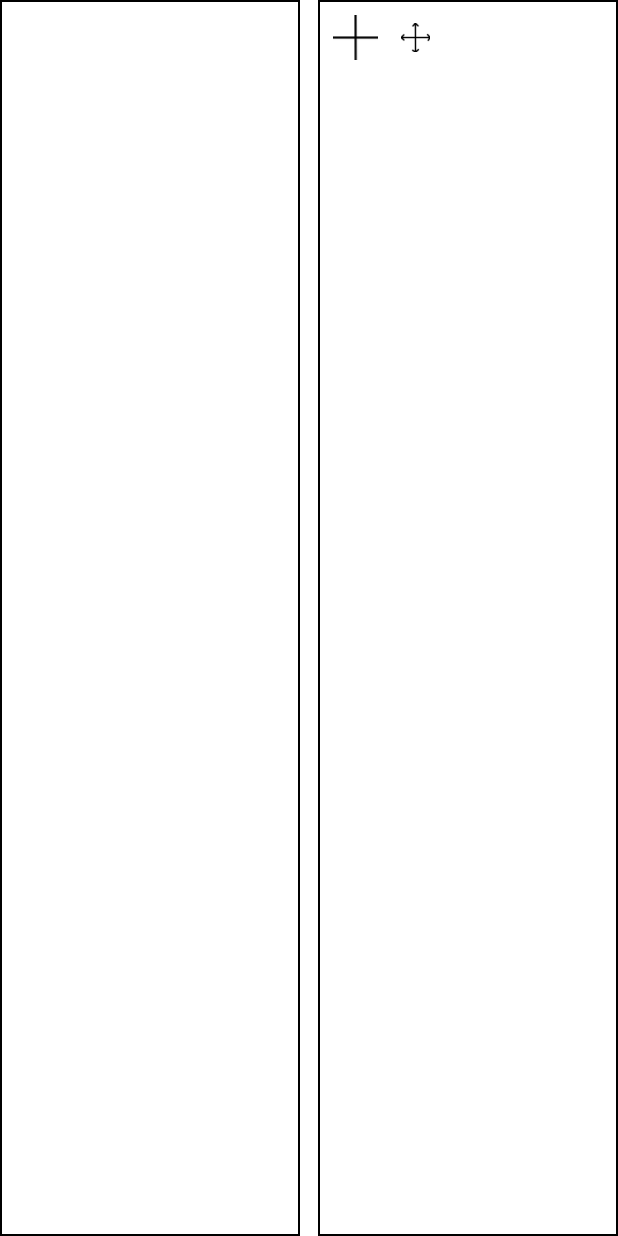
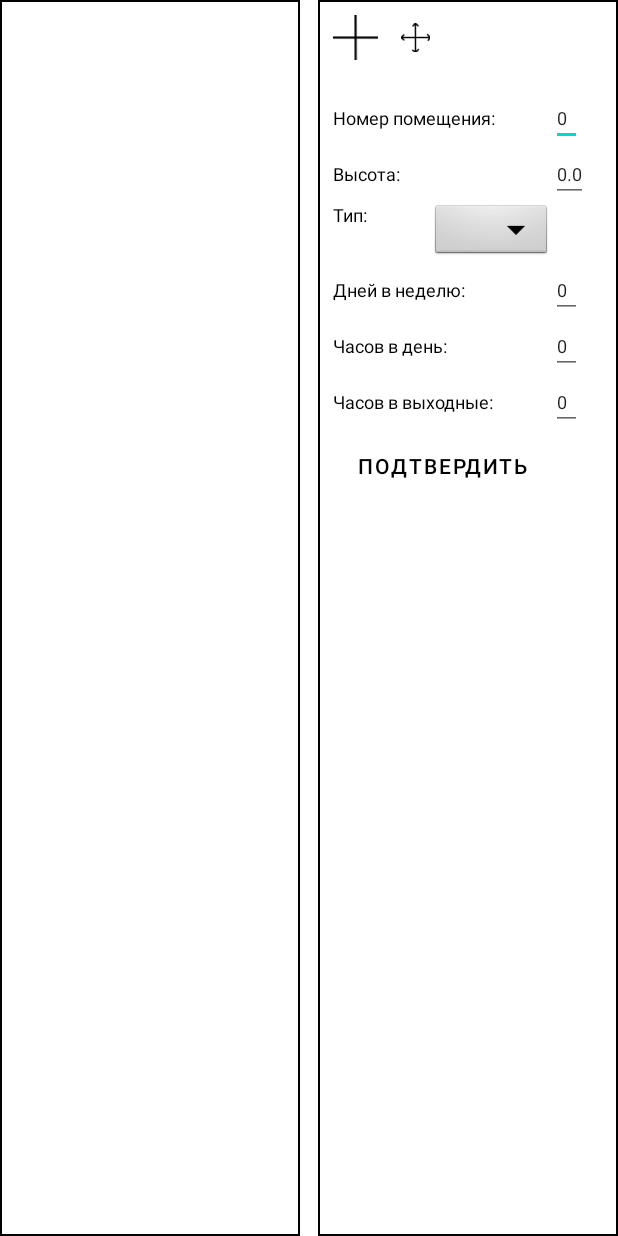
Before and after one commit to anto1e/EnergoService, an Android app: the layout activity_main.xml on its own in the app's theme, with its tools: preview values and no code run, on a phone screen of 412 x 824 dp. Run offline under Robolectric (Android 15) with nearby library versions, the phone set to English and light mode, and no system bars.

Commit message:
Добавлена информация по всем размеченным помещениям, появилась возможность указывать доп. данные к помещениям(Высота, тип, режим работы)

```diff
--- a/EnergoService/app/src/main/res/layout/activity_main.xml
+++ b/EnergoService/app/src/main/res/layout/activity_main.xml
@@ -56,7 +56,7 @@
                 </RelativeLayout>
                 </LinearLayout>
         <!--Второй тул-бар -->
-    <LinearLayout
+    <androidx.constraintlayout.widget.ConstraintLayout
                     android:id="@+id/secondToolbar"
                     android:layout_width="200dp"
                     android:layout_height="match_parent"
@@ -66,10 +66,13 @@
                     tools:layout_editor_absoluteY="0dp">
         <!--Здесь будут располагаться кнопки-->
         <GridLayout
+            app:layout_constraintTop_toTopOf="parent"
+            android:id="@+id/toolsGrid"
             android:layout_width="match_parent"
             android:layout_height="50dp"
             android:columnCount="2"
-            android:orientation="horizontal" >
+            android:orientation="horizontal"
+            tools:ignore="MissingConstraints">
             <!--Кнопка добавления светильника -->
             <ImageView
                 android:id="@+id/addBtn"
@@ -89,7 +92,98 @@
 
         </GridLayout>
 
-    </LinearLayout>
+        <ScrollView
+            android:id="@+id/RoomInfoView"
+            android:layout_width="match_parent"
+            android:layout_height="wrap_content"
+            app:layout_constraintTop_toBottomOf="@+id/toolsGrid"
+            tools:layout_editor_absoluteX="10dp">
+
+            <GridLayout
+                android:layout_width="match_parent"
+                android:layout_height="wrap_content"
+                android:columnCount="2"
+                android:orientation="horizontal">
+
+                <TextView
+                    android:text="Номер помещения:"
+                    android:textColor="@color/black"
+                    android:textSize="12dp"
+                    />
+                <EditText
+                    android:text="0"
+                    android:textSize="12dp"
+                    android:id="@+id/roomNumber"
+                    android:layout_width="wrap_content"
+                    />
+                <TextView
+                    android:text="Высота:"
+                    android:textColor="@color/black"
+                    android:textSize="12dp"
+                    />
+                <EditText
+                    android:text="0.0"
+                    android:textSize="12dp"
+                    android:id="@+id/roomHigh"
+                    android:layout_width="wrap_content"
+                    />
+                <TextView
+                    android:text="Тип:"
+                    android:textColor="@color/black"
+                    android:textSize="12dp"
+                    />
+
+                <Spinner
+                    android:verticalScrollbarPosition="right"
+                    android:id="@+id/spinTypes"
+                    android:layout_marginLeft="-80dp"
+                    android:layout_width="wrap_content"
+                    android:layout_height="40dp"
+                    android:background="@android:drawable/btn_dropdown"
+                    android:spinnerMode="dropdown" />
+                <TextView
+                    android:text="Дней в неделю:"
+                    android:textColor="@color/black"
+                    android:textSize="12dp"
+                    />
+                <EditText
+                    android:text="0"
+                    android:textSize="12dp"
+                    android:id="@+id/roomDays"
+                    android:layout_width="wrap_content"
+                    />
+                <TextView
+                    android:text="Часов в день:"
+                    android:textColor="@color/black"
+                    android:textSize="12dp"
+                    />
+                <EditText
+                    android:text="0"
+                    android:textSize="12dp"
+                    android:id="@+id/roomHours"
+                    android:layout_width="wrap_content"
+                    />
+                <TextView
+                    android:text="Часов в выходные:"
+                    android:textColor="@color/black"
+                    android:textSize="12dp"
+                    />
+                <EditText
+                    android:text="0"
+                    android:textSize="12dp"
+                    android:id="@+id/roomHoursWeekends"
+                    android:layout_width="wrap_content"
+                    />
+                <Button
+                    android:id="@+id/submit"
+                    android:text="Подтвердить"
+                    android:textColor="@color/black"
+                    android:backgroundTint="@color/white"
+                    />
+            </GridLayout>
+        </ScrollView>
+
+    </androidx.constraintlayout.widget.ConstraintLayout>
 
 
         </androidx.constraintlayout.widget.ConstraintLayout>
```
Also changed, not shown: EnergoService/app/src/main/java/com/example/myapplication/MainActivity.java (+52 -42 lines), EnergoService/app/src/main/java/com/example/myapplication/Plan.java (+39 -4 lines), EnergoService/app/src/main/java/com/example/myapplication/Room.java (+60 -0 lines), EnergoService/app/src/main/java/com/example/myapplication/Variables.java (+26 -9 lines), EnergoService/app/src/main/res/layout/room_info.xml (added, +21 -0 lines), EnergoService/app/src/main/res/layout/spinner_item.xml (added, +9 -0 lines).
